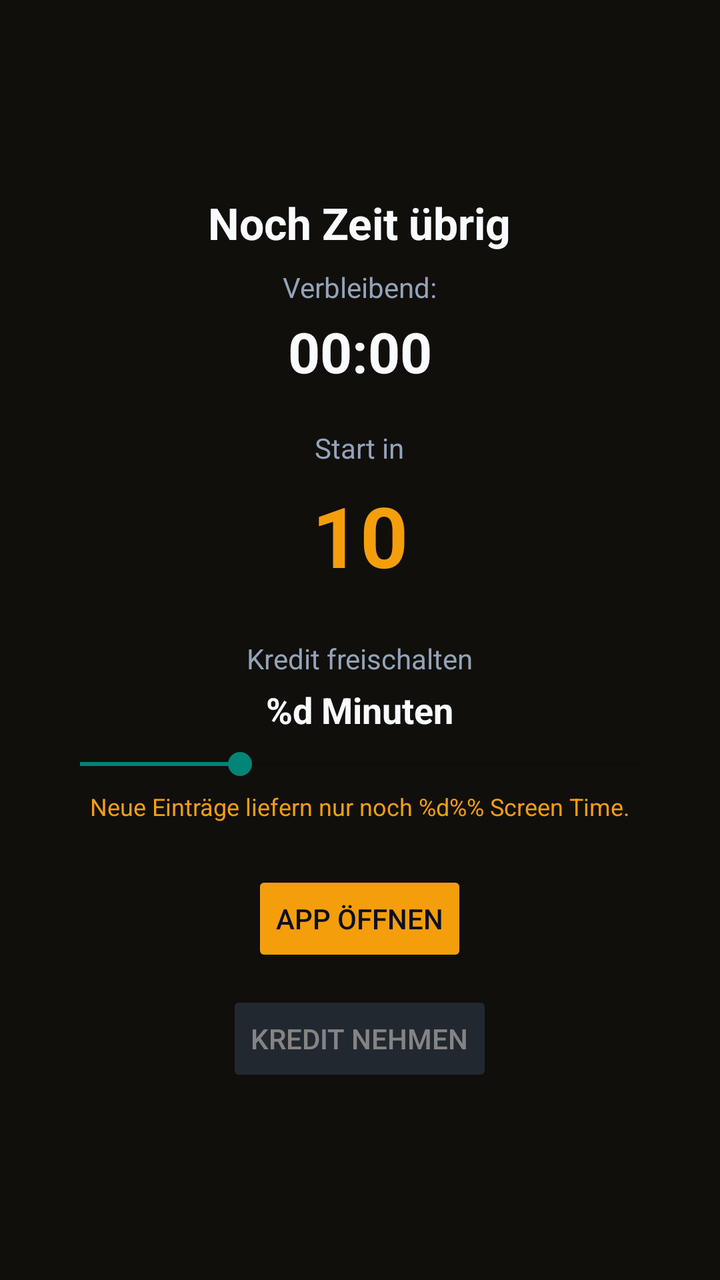
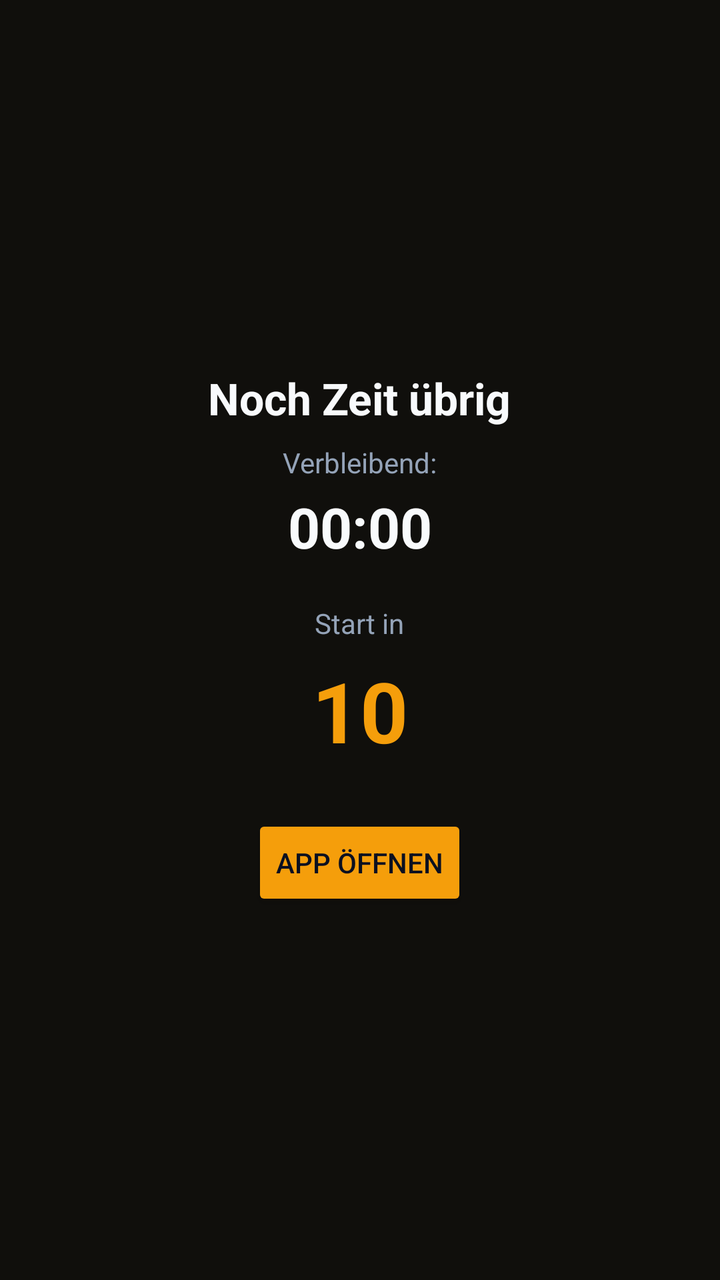

Screens rendered from an Android XML layout before and after an edit, with the pre-edit source and the edit as a unified diff.
<!-- AndroidManifest.xml: activity theme Theme.App.Blocker -->
<!-- res/layout/activity_insta_preface.xml -->
<?xml version="1.0" encoding="utf-8"?>
<LinearLayout xmlns:android="http://schemas.android.com/apk/res/android"
  android:layout_width="match_parent"
  android:layout_height="match_parent"
  android:background="#100f0c"
  android:gravity="center"
  android:orientation="vertical"
  android:padding="24dp">

  <TextView
    android:id="@+id/preface_title"
    android:layout_width="wrap_content"
    android:layout_height="wrap_content"
    android:text="@string/preface_title"
    android:textColor="#f8fafc"
    android:textSize="22sp"
    android:textStyle="bold" />

  <TextView
    android:layout_width="wrap_content"
    android:layout_height="wrap_content"
    android:layout_marginTop="8dp"
    android:text="@string/preface_remaining_label"
    android:textColor="#94a3b8"
    android:textSize="14sp" />

  <TextView
    android:id="@+id/preface_remaining"
    android:layout_width="wrap_content"
    android:layout_height="wrap_content"
    android:layout_marginTop="4dp"
    android:text="00:00"
    android:textColor="#f8fafc"
    android:textSize="28sp"
    android:textStyle="bold" />

  <TextView
    android:layout_width="wrap_content"
    android:layout_height="wrap_content"
    android:layout_marginTop="20dp"
    android:text="@string/preface_countdown_label"
    android:textColor="#94a3b8"
    android:textSize="14sp" />

  <TextView
    android:id="@+id/preface_countdown"
    android:layout_width="wrap_content"
    android:layout_height="wrap_content"
    android:layout_marginTop="6dp"
    android:text="10"
    android:textColor="#f59e0b"
    android:textSize="42sp"
    android:textStyle="bold" />

  <TextView
    android:id="@+id/preface_credit_title"
    android:layout_width="wrap_content"
    android:layout_height="wrap_content"
    android:layout_marginTop="24dp"
    android:text="@string/preface_credit_title"
    android:textColor="#94a3b8"
    android:textSize="14sp" />

  <TextView
    android:id="@+id/preface_credit_value"
    android:layout_width="wrap_content"
    android:layout_height="wrap_content"
    android:layout_marginTop="4dp"
    android:text="@string/preface_credit_minutes"
    android:textColor="#f8fafc"
    android:textSize="18sp"
    android:textStyle="bold" />

  <SeekBar
    android:id="@+id/preface_credit_slider"
    android:layout_width="match_parent"
    android:layout_height="wrap_content"
    android:layout_marginTop="6dp"
    android:max="14"
    android:progress="4" />

  <TextView
    android:id="@+id/preface_credit_penalty"
    android:layout_width="wrap_content"
    android:layout_height="wrap_content"
    android:layout_marginTop="4dp"
    android:text="@string/preface_credit_penalty_hint"
    android:textColor="#f59e0b"
    android:textSize="12sp" />

  <Button
    android:id="@+id/preface_button"
    android:layout_width="wrap_content"
    android:layout_height="wrap_content"
    android:layout_marginTop="24dp"
    android:text="@string/preface_button"
    android:backgroundTint="#f59e0b"
    android:textColor="#0b1020" />

  <Button
    android:id="@+id/preface_credit_button"
    android:layout_width="wrap_content"
    android:layout_height="wrap_content"
    android:layout_marginTop="12dp"
    android:text="@string/preface_credit_button"
    android:backgroundTint="#334155"
    android:textColor="#f8fafc"
    android:alpha="0.5"
    android:enabled="false" />
</LinearLayout>
<!-- resources referenced by this layout -->
<resources>
  <string name="preface_button">App \u00f6ffnen</string>
  <string name="preface_countdown_label">Start in</string>
  <string name="preface_credit_button">Kredit nehmen</string>
  <string name="preface_credit_minutes">%d Minuten</string>
  <string name="preface_credit_penalty_hint">Neue Einträge liefern nur noch %d%% Screen Time.</string>
  <string name="preface_credit_title">Kredit freischalten</string>
  <string name="preface_remaining_label">Verbleibend:</string>
  <string name="preface_title">Noch Zeit \u00fcbrig</string>
  <style name="Theme.App.Blocker" parent="Theme.AppCompat.Light.NoActionBar">
      <item name="android:windowBackground">#0f1114</item>
    </style>
</resources>

<!-- the commit's change to res/layout/activity_insta_preface.xml (unified diff, before → after) -->
@@ -52,42 +52,6 @@
     android:textSize="42sp"
     android:textStyle="bold" />
 
-  <TextView
-    android:id="@+id/preface_credit_title"
-    android:layout_width="wrap_content"
-    android:layout_height="wrap_content"
-    android:layout_marginTop="24dp"
-    android:text="@string/preface_credit_title"
-    android:textColor="#94a3b8"
-    android:textSize="14sp" />
-
-  <TextView
-    android:id="@+id/preface_credit_value"
-    android:layout_width="wrap_content"
-    android:layout_height="wrap_content"
-    android:layout_marginTop="4dp"
-    android:text="@string/preface_credit_minutes"
-    android:textColor="#f8fafc"
-    android:textSize="18sp"
-    android:textStyle="bold" />
-
-  <SeekBar
-    android:id="@+id/preface_credit_slider"
-    android:layout_width="match_parent"
-    android:layout_height="wrap_content"
-    android:layout_marginTop="6dp"
-    android:max="14"
-    android:progress="4" />
-
-  <TextView
-    android:id="@+id/preface_credit_penalty"
-    android:layout_width="wrap_content"
-    android:layout_height="wrap_content"
-    android:layout_marginTop="4dp"
-    android:text="@string/preface_credit_penalty_hint"
-    android:textColor="#f59e0b"
-    android:textSize="12sp" />
-
   <Button
     android:id="@+id/preface_button"
     android:layout_width="wrap_content"
@@ -96,15 +60,4 @@
     android:text="@string/preface_button"
     android:backgroundTint="#f59e0b"
     android:textColor="#0b1020" />
-
-  <Button
-    android:id="@+id/preface_credit_button"
-    android:layout_width="wrap_content"
-    android:layout_height="wrap_content"
-    android:layout_marginTop="12dp"
-    android:text="@string/preface_credit_button"
-    android:backgroundTint="#334155"
-    android:textColor="#f8fafc"
-    android:alpha="0.5"
-    android:enabled="false" />
 </LinearLayout>
<!-- resource entries referenced after the edit -->
@@ -2,10 +2,6 @@
 <resources>
   <string name="preface_button">App \u00f6ffnen</string>
   <string name="preface_countdown_label">Start in</string>
-  <string name="preface_credit_button">Kredit nehmen</string>
-  <string name="preface_credit_minutes">%d Minuten</string>
-  <string name="preface_credit_penalty_hint">Neue Einträge liefern nur noch %d%% Screen Time.</string>
-  <string name="preface_credit_title">Kredit freischalten</string>
   <string name="preface_remaining_label">Verbleibend:</string>
   <string name="preface_title">Noch Zeit \u00fcbrig</string>
   <style name="Theme.App.Blocker" parent="Theme.AppCompat.Light.NoActionBar">
